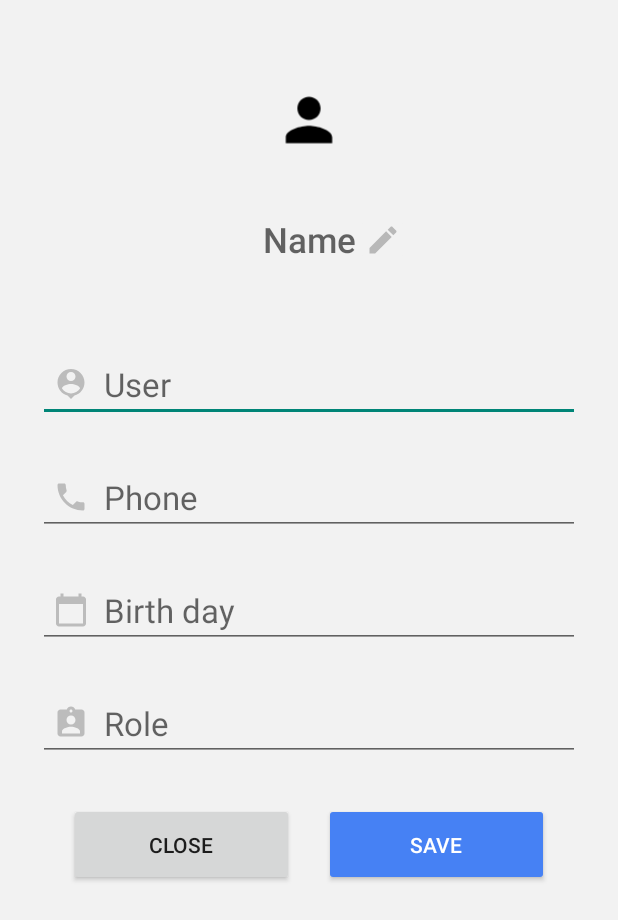
After one commit to KTPx4/Android_StudentManager, an Android app: the UserInfo screen opened directly, with no data from a screen before it, on a phone screen of 412 x 824 dp. The commit adds this screen. Shown: the top 920 px of the screen. Run offline under Robolectric (Android 15) with nearby library versions, the phone set to English and light mode, and no system bars.

Commit message:
UI for user info

```diff
--- a/Essay/app/src/main/AndroidManifest.xml
+++ b/Essay/app/src/main/AndroidManifest.xml
@@ -10,11 +10,13 @@
         android:fullBackupContent="@xml/backup_rules"
         android:icon="@mipmap/ic_launcher"
         android:label="@string/app_name"
-
         android:roundIcon="@mipmap/ic_launcher_round"
         android:supportsRtl="true"
         android:theme="@style/Theme.Essay"
         tools:targetApi="31">
+        <activity
+            android:name=".component.user.UserInfo"
+            android:exported="false" />
         <activity
             android:name=".HomeActivity"
             android:exported="false" />
--- a/Essay/app/src/main/java/com/example/essay/Adapter/UserAdapter.java
+++ b/Essay/app/src/main/java/com/example/essay/Adapter/UserAdapter.java
@@ -4,7 +4,6 @@ import android.util.Log;
 import android.view.LayoutInflater;
 import android.view.View;
 import android.view.ViewGroup;
-import android.widget.Button;
 import android.widget.ImageButton;
 import android.widget.TextView;
 
@@ -12,7 +11,7 @@ import androidx.annotation.NonNull;
 import androidx.recyclerview.widget.RecyclerView;
 
 import com.example.essay.R;
-import com.example.essay.account.User;
+import com.example.essay.models.account.User;
 
 import java.util.List;
 
--- a/Essay/app/src/main/java/com/example/essay/HomeActivity.java
+++ b/Essay/app/src/main/java/com/example/essay/HomeActivity.java
@@ -1,5 +1,6 @@
 package com.example.essay;
 
+import android.app.AlertDialog;
 import android.content.Intent;
 import android.os.Bundle;
 import android.view.MenuItem;
@@ -12,6 +13,7 @@ import androidx.activity.EdgeToEdge;
 import androidx.annotation.NonNull;
 import androidx.appcompat.app.AppCompatActivity;
 
+import com.example.essay.component.user.UserInfo;
 import com.google.android.material.bottomnavigation.BottomNavigationView;
 
 public class HomeActivity extends AppCompatActivity implements BottomNavigationView.OnItemSelectedListener
@@ -53,7 +55,28 @@ public class HomeActivity extends AppCompatActivity implements BottomNavigationV
         int id = view.getId();
         if(action.equals("users"))
         {
+            // Tạo AlertDialog với hai lựa chọn dọc
+            AlertDialog.Builder builder = new AlertDialog.Builder(this);
+            builder.setTitle("Create User");
 
+            // Set layout của AlertDialog để tạo các nút vertical
+            builder.setItems(new CharSequence[]{"Full Create", "Fast Create"}, (dialog, which) -> {
+                if (which == 0) {
+
+                    Intent intent = new Intent(this, UserInfo.class);
+                    intent.putExtra("type", "create");
+                    startActivity(intent);
+
+                }
+                else if (which == 1)
+                {
+
+                }
+
+            });
+
+            // Hiển thị AlertDialog
+            builder.create().show();
         }
         else if(action.equals("students"))
         {
--- a/Essay/app/src/main/java/com/example/essay/LoginActivity.java
+++ b/Essay/app/src/main/java/com/example/essay/LoginActivity.java
@@ -12,7 +12,7 @@ import android.widget.TextView;
 import androidx.activity.EdgeToEdge;
 import androidx.appcompat.app.AppCompatActivity;
 
-import com.example.essay.account.AccountRepository;
+import com.example.essay.models.account.AccountRepository;
 import com.google.firebase.firestore.DocumentSnapshot;
 import com.google.firebase.firestore.FirebaseFirestore;
 
--- a/Essay/app/src/main/java/com/example/essay/UserFragment.java
+++ b/Essay/app/src/main/java/com/example/essay/UserFragment.java
@@ -17,7 +17,7 @@ import android.widget.Button;
 import android.widget.EditText;
 
 import com.example.essay.Adapter.UserAdapter;
-import com.example.essay.account.User;
+import com.example.essay.models.account.User;
 
 import java.util.ArrayList;
 import java.util.List;
--- a/Essay/app/src/main/java/com/example/essay/account/AccountRepository.java
+++ /dev/null
@@ -1,26 +0,0 @@
-package com.example.essay.account;
-
-import android.util.Log;
-
-import com.google.firebase.auth.FirebaseAuthException;
-import com.google.firebase.database.DatabaseReference;
-import com.google.firebase.firestore.DocumentSnapshot;
-import com.google.firebase.firestore.FirebaseFirestore;
-import com.google.firebase.firestore.QuerySnapshot;
-import com.google.firebase.auth.FirebaseAuth;
-import java.util.HashMap;
-import java.util.Map;
-import java.util.concurrent.atomic.AtomicReference;
-
-public class AccountRepository {
-    private FirebaseFirestore db;
-    private static final String TAG = "AccountRepository";
-
-    public AccountRepository(FirebaseFirestore db) {
-        this.db = db;
-    }
-
-
-
-
-}
--- /dev/null
+++ b/Essay/app/src/main/java/com/example/essay/component/student/t.java
@@ -0,0 +1,4 @@
+package com.example.essay.component.student;
+
+public class t {
+}
--- /dev/null
+++ b/Essay/app/src/main/java/com/example/essay/component/user/UserInfo.java
@@ -0,0 +1,169 @@
+package com.example.essay.component.user;
+
+import android.app.AlertDialog;
+import android.app.DatePickerDialog;
+import android.content.Intent;
+import android.os.Bundle;
+import android.text.InputType;
+import android.view.View;
+import android.widget.ArrayAdapter;
+import android.widget.AutoCompleteTextView;
+import android.widget.Button;
+import android.widget.EditText;
+import android.widget.FrameLayout;
+import android.widget.ImageButton;
+import android.widget.TextView;
+import android.widget.Toast;
+
+import androidx.activity.EdgeToEdge;
+import androidx.appcompat.app.AppCompatActivity;
+
+import com.example.essay.R;
+
+import java.util.Calendar;
+
+public class UserInfo extends AppCompatActivity implements View.OnClickListener {
+    private static boolean isEdit = false;
+    AutoCompleteTextView txtRole;
+    Button btnSave, btnClose;
+    ImageButton btnEditName;
+    TextView txtErr, txtName, txtUser, txtPhone, txtBirth;
+
+    @Override
+    protected void onCreate(Bundle savedInstanceState) {
+        super.onCreate(savedInstanceState);
+        EdgeToEdge.enable(this);
+        setContentView(R.layout.component_user_info);
+
+
+        txtRole = findViewById(R.id.txt_info_role);
+        btnSave = findViewById(R.id.btn_info_save);
+        btnClose = findViewById(R.id.btn_info_close);
+        btnEditName = findViewById(R.id.bnt_info_editName);
+        txtErr = findViewById(R.id.txt_info_err);
+        txtName = findViewById(R.id.txt_info_name);
+        txtUser = findViewById(R.id.txt_info_user);
+        txtPhone = findViewById(R.id.txt_info_phone);
+        txtBirth = findViewById(R.id.txt_info_birthDay);
+
+        Intent itent = getIntent();
+        String type = itent.getStringExtra("type");
+        if(type != null && type.equals("edit"))
+        {
+            isEdit = true;
+            intiEdit(itent);
+        }
+
+        txtRole.setOnClickListener(this);
+        txtBirth.setOnClickListener(this);
+        btnSave.setOnClickListener(this);
+        btnClose.setOnClickListener(this);
+        btnEditName.setOnClickListener(this);
+
+    }
+    private void intiEdit(Intent itent)
+    {
+
+    }
+
+    private boolean isCanSave()
+    {
+        if(txtName.getText().toString().isEmpty()) txtErr.setText("Please input Name");
+
+        else if(txtUser.getText().toString().isEmpty()) txtErr.setText("Please input User");
+
+        else if(txtPhone.getText().toString().isEmpty()) txtErr.setText("Please input Phone");
+
+        else if(txtBirth.getText().toString().isEmpty()) txtErr.setText("Please choise Birth Day");
+
+        else if( txtRole.getText().toString().isEmpty()) txtErr.setText("Please choise Role");
+
+        else return true;
+
+        return false;
+    }
+
+    @Override
+    public void onClick(View v) {
+        int id = v.getId();
+
+        txtErr.setText("");
+
+        if (id == R.id.btn_info_close)
+        {
+            finish();
+        }
+        else if(id == R.id.btn_info_save)
+        {
+            if(isCanSave())
+            {
+
+            }
+        }
+        else if(id == R.id.bnt_info_editName)
+        {
+            // Tạo EditText
+            final EditText nameEditText = new EditText(this);
+            nameEditText.setHint("Enter your name");
+            nameEditText.setInputType(InputType.TYPE_CLASS_TEXT);
+            nameEditText.setMaxLines(1);
+
+            // Bao quanh EditText bằng FrameLayout để thêm khoảng cách
+            FrameLayout container = new FrameLayout(this);
+            container.setPadding(15, 80, 10, 15);
+            container.addView(nameEditText);
+
+            // Tạo AlertDialog với FrameLayout chứa EditText
+            AlertDialog.Builder builder = new AlertDialog.Builder(this);
+            builder
+                    .setCancelable(false)
+                    .setView(container) // Sử dụng container để chứa EditText
+                    .setPositiveButton("OK", (dialog, which) -> {
+                        String name = nameEditText.getText().toString().trim();
+                        if (!name.isEmpty()) {
+                            txtName.setText(name);
+                        } else {
+                            Toast.makeText(this, "Name cannot be empty", Toast.LENGTH_SHORT).show();
+                        }
+                    });
+
+
+            // Hiển thị AlertDialog
+            builder.create().show();
+
+
+        }
+        else if(id == R.id.txt_info_role)
+        {
+            // Khởi tạo mảng các lựa chọn
+            String[] roles = {"Manager", "Employee"};
+            // Tạo ArrayAdapter để gắn các lựa chọn vào AutoCompleteTextView
+            ArrayAdapter<String> adapter = new ArrayAdapter<>(this, android.R.layout.simple_dropdown_item_1line, roles);
+            txtRole.setAdapter(adapter);
+            txtRole.showDropDown();
+        }
+        else if(id == R.id.txt_info_birthDay)
+        {
+            showDatePickerDialog();
+        }
+    }
+
+    private void showDatePickerDialog() {
+        // Lấy ngày hiện tại để đặt ngày mặc định cho DatePicker
+        Calendar calendar = Calendar.getInstance();
+
+        int year = calendar.get(Calendar.YEAR);
+        int month = calendar.get(Calendar.MONTH);
+        int day = calendar.get(Calendar.DAY_OF_MONTH);
+
+        // Tạo DatePickerDialog
+        DatePickerDialog datePickerDialog = new DatePickerDialog(this, (view, selectedYear, selectedMonth, selectedDay) -> {
+            // Cập nhật EditText với ngày đã chọn
+            String selectedDate = selectedDay + "/" + (selectedMonth + 1) + "/" + selectedYear;
+            txtBirth.setText(selectedDate);
+        }, 2003, 1, 1);
+
+        // Hiển thị DatePickerDialog
+        datePickerDialog.show();
+    }
+}
--- /dev/null
+++ b/Essay/app/src/main/java/com/example/essay/models/account/AccountRepository.java
@@ -0,0 +1,16 @@
+package com.example.essay.models.account;
+
+import com.google.firebase.firestore.FirebaseFirestore;
+
+public class AccountRepository {
+    private FirebaseFirestore db;
+    private static final String TAG = "AccountRepository";
+
+    public AccountRepository(FirebaseFirestore db) {
+        this.db = db;
+    }
+
+
+
+
+}
--- a/Essay/app/src/main/java/com/example/essay/account/AdminInitializer.java
+++ b/Essay/app/src/main/java/com/example/essay/models/account/AdminInitializer.java
@@ -1,4 +1,4 @@
-package com.example.essay.account;
+package com.example.essay.models.account;
 
 import android.util.Log;
 import com.google.firebase.firestore.FirebaseFirestore;
--- a/Essay/app/src/main/java/com/example/essay/account/User.java
+++ b/Essay/app/src/main/java/com/example/essay/models/account/User.java
@@ -1,4 +1,4 @@
-package com.example.essay.account;
+package com.example.essay.models.account;
 
 public class User {
     private String name;
--- /dev/null
+++ b/Essay/app/src/main/java/com/example/essay/models/j.java
@@ -0,0 +1,4 @@
+package com.example.essay.models;
+
+public class j {
+}
--- /dev/null
+++ b/Essay/app/src/main/res/drawable/ic_calender.xml
@@ -0,0 +1,5 @@
+<vector xmlns:android="http://schemas.android.com/apk/res/android" android:height="24dp" android:tint="@color/grey" android:viewportHeight="24" android:viewportWidth="24" android:width="24dp">
+
+    <path android:fillColor="@android:color/white" android:pathData="M20,3h-1L19,1h-2v2L7,3L7,1L5,1v2L4,3c-1.1,0 -2,0.9 -2,2v16c0,1.1 0.9,2 2,2h16c1.1,0 2,-0.9 2,-2L22,5c0,-1.1 -0.9,-2 -2,-2zM20,21L4,21L4,8h16v13z"/>
+
+</vector>
--- /dev/null
+++ b/Essay/app/src/main/res/drawable/ic_person.xml
@@ -0,0 +1,5 @@
+<vector xmlns:android="http://schemas.android.com/apk/res/android" android:height="24dp" android:tint="@color/grey" android:viewportHeight="24" android:viewportWidth="24" android:width="24dp">
+
+    <path android:fillColor="@android:color/white" android:pathData="M12,2c-4.97,0 -9,4.03 -9,9 0,4.17 2.84,7.67 6.69,8.69L12,22l2.31,-2.31C18.16,18.67 21,15.17 21,11c0,-4.97 -4.03,-9 -9,-9zM12,4c1.66,0 3,1.34 3,3s-1.34,3 -3,3 -3,-1.34 -3,-3 1.34,-3 3,-3zM12,18.3c-2.5,0 -4.71,-1.28 -6,-3.22 0.03,-1.99 4,-3.08 6,-3.08 1.99,0 5.97,1.09 6,3.08 -1.29,1.94 -3.5,3.22 -6,3.22z"/>
+
+</vector>
--- /dev/null
+++ b/Essay/app/src/main/res/drawable/ic_person_role.xml
@@ -0,0 +1,5 @@
+<vector xmlns:android="http://schemas.android.com/apk/res/android" android:height="24dp" android:tint="@color/grey" android:viewportHeight="24" android:viewportWidth="24" android:width="24dp">
+
+    <path android:fillColor="@android:color/white" android:pathData="M19,3h-4.18C14.4,1.84 13.3,1 12,1c-1.3,0 -2.4,0.84 -2.82,2L5,3c-1.1,0 -2,0.9 -2,2v14c0,1.1 0.9,2 2,2h14c1.1,0 2,-0.9 2,-2L21,5c0,-1.1 -0.9,-2 -2,-2zM12,3c0.55,0 1,0.45 1,1s-0.45,1 -1,1 -1,-0.45 -1,-1 0.45,-1 1,-1zM12,7c1.66,0 3,1.34 3,3s-1.34,3 -3,3 -3,-1.34 -3,-3 1.34,-3 3,-3zM18,19L6,19v-1.4c0,-2 4,-3.1 6,-3.1s6,1.1 6,3.1L18,19z"/>
+
+</vector>
--- /dev/null
+++ b/Essay/app/src/main/res/drawable/ic_phone.xml
@@ -0,0 +1,5 @@
+<vector xmlns:android="http://schemas.android.com/apk/res/android" android:height="24dp" android:tint="@color/grey" android:viewportHeight="24" android:viewportWidth="24" android:width="24dp">
+
+    <path android:fillColor="@android:color/white" android:pathData="M6.62,10.79c1.44,2.83 3.76,5.14 6.59,6.59l2.2,-2.2c0.27,-0.27 0.67,-0.36 1.02,-0.24 1.12,0.37 2.33,0.57 3.57,0.57 0.55,0 1,0.45 1,1V20c0,0.55 -0.45,1 -1,1 -9.39,0 -17,-7.61 -17,-17 0,-0.55 0.45,-1 1,-1h3.5c0.55,0 1,0.45 1,1 0,1.25 0.2,2.45 0.57,3.57 0.11,0.35 0.03,0.74 -0.25,1.02l-2.2,2.2z"/>
+
+</vector>
--- /dev/null
+++ b/Essay/app/src/main/res/layout/component_user_info.xml
@@ -0,0 +1,163 @@
+<?xml version="1.0" encoding="utf-8"?>
+<androidx.constraintlayout.widget.ConstraintLayout xmlns:android="http://schemas.android.com/apk/res/android"
+    xmlns:app="http://schemas.android.com/apk/res-auto"
+    xmlns:tools="http://schemas.android.com/tools"
+    android:layout_width="match_parent"
+    android:layout_height="match_parent"
+    android:paddingHorizontal="25dp"
+    android:background="@color/default_background">
+
+    <ImageView
+        android:id="@+id/avt_info_user"
+        android:layout_width="80dp"
+        android:layout_height="80dp"
+        android:layout_marginTop="40dp"
+
+        android:src="@drawable/ic_person_foreground"
+        app:layout_constraintEnd_toEndOf="parent"
+        app:layout_constraintStart_toStartOf="parent"
+        app:layout_constraintTop_toTopOf="parent" />
+
+    <TextView
+        android:id="@+id/txt_info_name"
+        android:layout_width="wrap_content"
+        android:layout_height="wrap_content"
+        android:layout_marginTop="24dp"
+        android:fontFamily="sans-serif-medium"
+        android:text=""
+        android:hint="Name"
+        android:textSize="23sp"
+        app:layout_constraintEnd_toEndOf="parent"
+        app:layout_constraintStart_toStartOf="parent"
+        app:layout_constraintTop_toBottomOf="@+id/avt_info_user" />
+
+    <ImageButton
+        android:id="@+id/bnt_info_editName"
+        android:tooltipText="Edit"
+        android:layout_width="35dp"
+        android:layout_height="35dp"
+        android:backgroundTint="@color/default_background"
+        android:src="@drawable/ic_edit"
+        app:layout_constraintBottom_toBottomOf="@id/txt_info_name"
+        app:layout_constraintStart_toEndOf="@+id/txt_info_name"
+        app:layout_constraintTop_toTopOf="@+id/txt_info_name" />
+
+    <androidx.constraintlayout.widget.Guideline
+        android:id="@+id/guideline"
+        android:layout_width="wrap_content"
+        android:layout_height="wrap_content"
+        android:orientation="horizontal"
+        app:layout_constraintGuide_percent="0.25" />
+
+    <EditText
+        android:inputType="text"
+        android:maxLines="1"
+        android:id="@+id/txt_info_user"
+        android:layout_width="match_parent"
+        android:layout_height="wrap_content"
+        android:hint="User"
+        android:paddingHorizontal="10dp"
+        android:layout_marginTop="25dp"
+        android:drawablePadding="10dp"
+        android:textSize="22dp"
+        android:drawableLeft="@drawable/ic_person"
+        app:layout_constraintEnd_toEndOf="parent"
+        app:layout_constraintStart_toStartOf="parent"
+        app:layout_constraintTop_toTopOf="@+id/guideline" />
+
+    <EditText
+        android:inputType="phone"
+        android:maxLines="1"
+        android:id="@+id/txt_info_phone"
+        android:layout_width="match_parent"
+        android:layout_height="wrap_content"
+        android:hint="Phone"
+        android:paddingHorizontal="10dp"
+        android:drawablePadding="10dp"
+        android:textSize="22dp"
+
+        android:drawableLeft="@drawable/ic_phone"
+        android:layout_marginTop="25dp"
+        app:layout_constraintEnd_toEndOf="parent"
+        app:layout_constraintStart_toStartOf="parent"
+        app:layout_constraintTop_toBottomOf="@+id/txt_info_user" />
+
+    <EditText
+        android:id="@+id/txt_info_birthDay"
+        android:layout_width="match_parent"
+        android:layout_height="wrap_content"
+        android:inputType="none"
+        android:layout_marginTop="25dp"
+        android:paddingHorizontal="10dp"
+        android:textSize="22dp"
+        android:drawablePadding="10dp"
+        android:drawableLeft="@drawable/ic_calender"
+        android:hint="Birth day"
+        app:layout_constraintEnd_toEndOf="parent"
+        app:layout_constraintStart_toStartOf="parent"
+        android:focusable="false"
+        app:layout_constraintTop_toBottomOf="@+id/txt_info_phone" />
+
+    <AutoCompleteTextView
+        android:id="@+id/txt_info_role"
+        android:layout_width="match_parent"
+        android:layout_height="wrap_content"
+        app:layout_constraintEnd_toEndOf="parent"
+        app:layout_constraintStart_toStartOf="parent"
+        app:layout_constraintTop_toBottomOf="@+id/txt_info_birthDay"
+        android:layout_marginTop="25dp"
+        android:textSize="22dp"
+        android:focusableInTouchMode="false"
+        android:paddingHorizontal="10dp"
+        android:drawablePadding="10dp"
+        android:drawableLeft="@drawable/ic_person_role"
+        android:hint="Role" />
+
+    <TextView
+        android:id="@+id/txt_info_err"
+        android:layout_width="wrap_content"
+        android:layout_height="wrap_content"
+        android:layout_marginTop="10dp"
+        android:fontFamily="sans-serif"
+        android:text=""
+        android:layout_marginStart="7dp"
+        android:textSize="18sp"
+        android:textColor="@color/red"
+
+        app:layout_constraintStart_toStartOf="@+id/txt_info_role"
+        app:layout_constraintTop_toBottomOf="@+id/txt_info_role" />
+
+    <Button
+        android:id="@+id/btn_info_close"
+        android:layout_width="150dp"
+        android:text="Close"
+        android:fontFamily="sans-serif-medium"
+        android:layout_height="55dp"
+        app:layout_constraintStart_toStartOf="parent"
+        app:layout_constraintTop_toBottomOf="@+id/guideline2"
+        app:layout_constraintEnd_toStartOf="@+id/btn_info_save"
+        />
+
+    <Button
+        android:id="@+id/btn_info_save"
+        android:layout_width="150dp"
+        android:layout_height="55dp"
+        android:backgroundTint="@color/blue_2"
+        android:textColor="@color/white"
+        android:text="Save"
+        android:fontFamily="sans-serif-medium"
+        app:layout_constraintEnd_toEndOf="parent"
+        app:layout_constraintStart_toEndOf="@+id/btn_info_close"
+        app:layout_constraintTop_toBottomOf="@+id/guideline2"
+        />
+
+    <androidx.constraintlayout.widget.Guideline
+        android:id="@+id/guideline2"
+
+        android:layout_width="wrap_content"
+        android:layout_height="wrap_content"
+        android:orientation="horizontal"
+        app:layout_constraintGuide_percent="0.65" />
+
+
+</androidx.constraintlayout.widget.ConstraintLayout>
--- a/Essay/app/src/main/res/values/colors.xml
+++ b/Essay/app/src/main/res/values/colors.xml
@@ -6,6 +6,7 @@
     <color name="grey_dark">#B8B8B8</color>
     <color name="white_pressed">#DDFFFFFF</color>
     <color name="blue">#2196F3</color>
+    <color name="blue_2">#4681f4</color>
     <color name="red">#EF267C</color>
     <color name="pink">#ff6fbe</color>
     <color name="colorAccent">#3F51B5</color>
@@ -13,6 +14,7 @@
     <color name="bottom_nav_text_color">#000000</color>
     <color name="default_background">#F2F2F2</color>
     <color name="orange">#FF5722</color>
+    <color name="orange_2">#E1FF5722</color>
 
 
 
```
